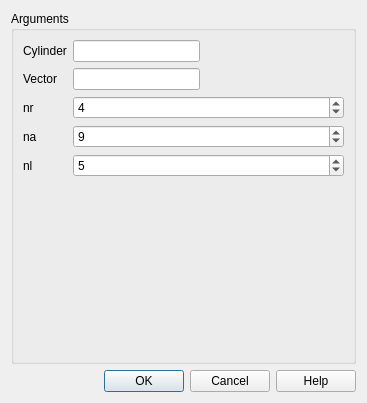
This is src/HEXABLOCKGUI/MakeCylinder_QTD.ui in SalomePlatform/hexablock as Qt 5 draws it before an edit. The edited form follows.
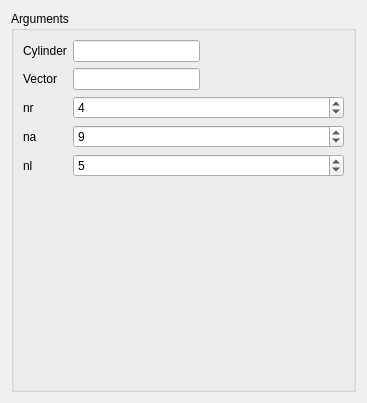
This is the edited form.

Commit message: fixed : selection model added : highlight on propagation's edges 	apply button on dialog panel updated : association menu, object brower's name, menu always showing, ...

The edit to the form file:
```diff
--- a/src/HEXABLOCKGUI/MakeCylinder_QTD.ui
+++ b/src/HEXABLOCKGUI/MakeCylinder_QTD.ui
@@ -99,16 +99,6 @@
      </layout>
     </widget>
    </item>
-   <item>
-    <widget class="QDialogButtonBox" name="buttonBox">
-     <property name="orientation">
-      <enum>Qt::Horizontal</enum>
-     </property>
-     <property name="standardButtons">
-      <set>QDialogButtonBox::Cancel|QDialogButtonBox::Help|QDialogButtonBox::Ok</set>
-     </property>
-    </widget>
-   </item>
   </layout>
  </widget>
  <resources/>
```
Left out of the diff: 35 changed lines with no effect on the pictures. The commit also changes 37 other files.
